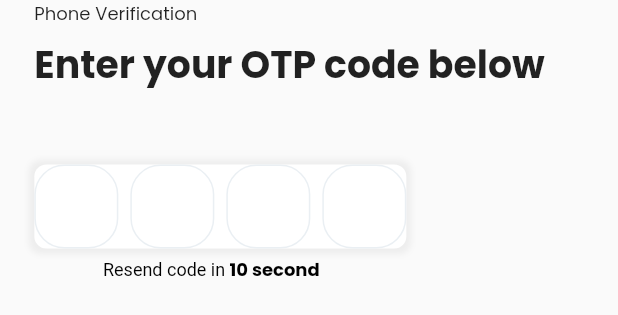
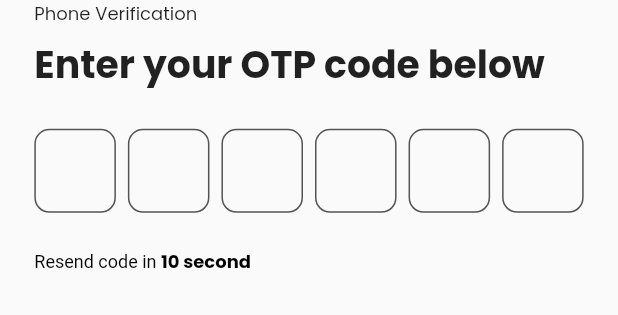
Before and after one commit to ZainMughal329/Green-Taxi-, a Flutter app: the OTPVerificationWidget widget shown alone on an empty page, opened directly, on a phone screen of 412 x 824 dp. Shown: the top 315 px of the screen. Run offline on Flutter 3.47's test engine with Material 2 defaults, Android fonts, the phone set to English and light mode, and no system bars; drawn by our look-alikes of pinput; our stand-ins replace firebase_auth, firebase_core, flutter_screenutil, flutter_svg, get, google_fonts; missing offline and left inert: fl_country_code_picker; accounts and stored records are empty; network calls fail.

Commit message:
3rd video done almost

```diff
--- a/lib/screens/login/state.dart
+++ b/lib/screens/login/state.dart
@@ -5,4 +5,14 @@ class LoginState {
   // Rx<CountryCode> code = CountryCode(name: 'Pakistan', code: 'PK', dialCode: '+92').obs;
 
   CountryCode code = CountryCode(name: 'Pakistan', code: 'PK', dialCode: '+92');
+
+  String userUid = '';
+  var verId = '';
+  int? resendTokenId;
+  bool phoneAuthCheck = false;
+  dynamic credentials;
+
+
+
+
 }
--- a/lib/screens/login/view.dart
+++ b/lib/screens/login/view.dart
@@ -37,7 +37,8 @@ class _LoginViewState extends State<LoginView> {
                    if (code != null) controller.state.code = code;
                    setState(() {
                    });
-                 }
+                 },
+               controller.onSubmit,
              //         ()async {
              // final code = await controller.state.countryPicker.showPicker(context: context);
              // // Null check
--- a/lib/utilities/routes/route_name.dart
+++ b/lib/utilities/routes/route_name.dart
@@ -1,5 +1,4 @@
 class RoutesNames {
   static const loginScreen = "/loginPage";
   static const signUpScreen = "/signUpScreen";
-  static const otpscreen= "/otpscreen";
 }
--- a/lib/utilities/routes/routes.dart
+++ b/lib/utilities/routes/routes.dart
@@ -1,10 +1,7 @@
-
-
 import 'package:get/get.dart';
 import 'package:green_taxi/utilities/routes/route_name.dart';
 
 import '../../screens/login/index.dart';
-import '../../screens/otp_verification_screen/view.dart';
 
 class AppPages {
   static final List<GetPage> routes = [
@@ -13,7 +10,7 @@ class AppPages {
       page: () => LoginView(),
       binding: LoginBindings(),
     ),
-    GetPage(name: RoutesNames.otpscreen, page: ()=>OTPverificationScreen())
+
     // GetPage(
     //   name: RoutesNames.signUpScreen,
     //   page: () => SignUpScreen(),
--- a/lib/utilities/widgets/otp_verification_widget.dart
+++ b/lib/utilities/widgets/otp_verification_widget.dart
@@ -25,29 +25,29 @@ Widget OTPVerificationWidget() {
               fontWeight: FontWeight.bold,
               fontSize: 22.sp),
           SizedBox(
-            height: 40.h,
+            height: 20.h,
           ),
 
           Container(
+            // height: 50.h,
+            width: double.infinity,
             decoration: BoxDecoration(
-              color: Colors.white,
-              boxShadow: [
-                BoxShadow(
-                  color: Colors.black.withOpacity(0.05),
-                  spreadRadius: 3,
-                  blurRadius: 3
-                )
-              ],
+              // color: Colors.white,
+              // boxShadow: [
+              //   BoxShadow(
+              //     color: Colors.black.withOpacity(0.05),
+              //     spreadRadius: 3,
+              //     blurRadius: 3
+              //   )
+              // ],
               borderRadius: BorderRadius.circular(8)
             ),
             child: RoundWithShadow(),
           ),
           SizedBox(
-            height: 5,
+            height: 20.h,
           ),
-          Padding(
-            padding: EdgeInsets.symmetric(horizontal: 40.w),
-            child: RichText(
+          RichText(
             textAlign: TextAlign.start,
             text: TextSpan(
               style: TextStyle(fontSize: 12, color: Colors.black),
@@ -62,7 +62,6 @@ Widget OTPVerificationWidget() {
               ],
             ),
           ),
-          ),
         ],
       ),
     ),
--- a/lib/utilities/widgets/pinput_widget.dart
+++ b/lib/utilities/widgets/pinput_widget.dart
@@ -1,5 +1,7 @@
 import 'package:flutter/material.dart';
+import 'package:get/get.dart';
 import 'package:google_fonts/google_fonts.dart';
+import 'package:green_taxi/screens/login/controller.dart';
 import 'package:pinput/pinput.dart';
 class RoundWithShadow extends StatefulWidget {
 
@@ -21,6 +23,9 @@ class _RoundWithShadowState extends State<RoundWithShadow> {
     focousnode.dispose();
     super.dispose();
   }
+
+  LoginController loginController = Get.find<LoginController>();
+
   @override
   Widget build(BuildContext context) {
 
@@ -29,8 +34,8 @@ class _RoundWithShadowState extends State<RoundWithShadow> {
       height: 56,
       textStyle: TextStyle(fontSize: 20, color: Color.fromRGBO(30, 60, 87, 1), fontWeight: FontWeight.w600),
       decoration: BoxDecoration(
-        border: Border.all(color: Color.fromRGBO(234, 239, 243, 1)),
-        borderRadius: BorderRadius.circular(20),
+        border: Border.all(color: Color.fromRGBO(83, 84, 86, 1.0)),
+        borderRadius: BorderRadius.circular(10),
       ),
     );
 
@@ -46,15 +51,20 @@ class _RoundWithShadowState extends State<RoundWithShadow> {
     );
 
     return Pinput(
+      length: 6,
+
       defaultPinTheme: defaultPinTheme,
       focusedPinTheme: focusedPinTheme,
       submittedPinTheme: submittedPinTheme,
-      validator: (s) {
-        return s == '2222' ? null : 'Pin is incorrect';
-      },
+      // validator: (s) {
+      //   // return s == '2222' ? null : 'Pin is incorrect';
+      // },
+
       pinputAutovalidateMode: PinputAutovalidateMode.onSubmit,
       showCursor: true,
-      onCompleted: (pin) => print(pin),
+      onCompleted: (String input) {
+        loginController.verifyOtp(input);
+      },
     );
   }
 }
```
Also changed, not shown: lib/screens/login/controller.dart (+47 -0 lines), lib/screens/login/otp_verification_screen.dart (added, +62 -0 lines), lib/screens/otp_verification_screen/view.dart (deleted, +0 -47 lines), lib/utilities/widgets/login_widget.dart (+17 -8 lines), lib/screens/otp_verification_screen/bindings.dart (deleted), lib/screens/otp_verification_screen/controller.dart (deleted), lib/screens/otp_verification_screen/index.dart (deleted), lib/screens/otp_verification_screen/state.dart (deleted), 2 other files. Lines whose indentation alone changed are shown as unchanged.
